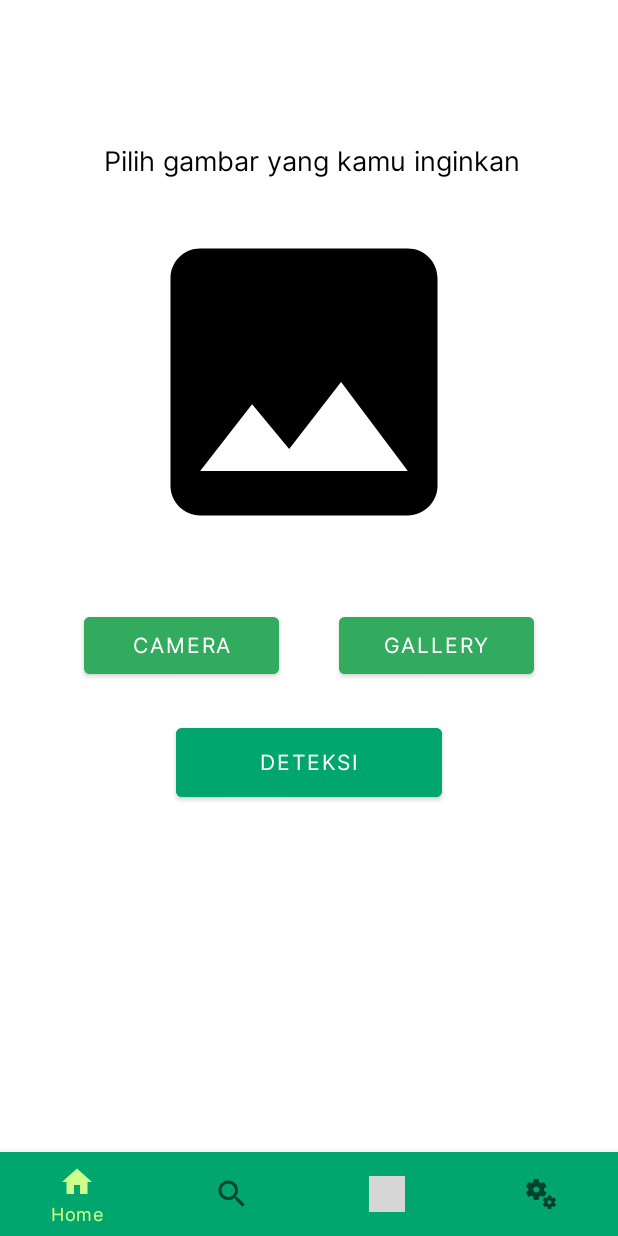
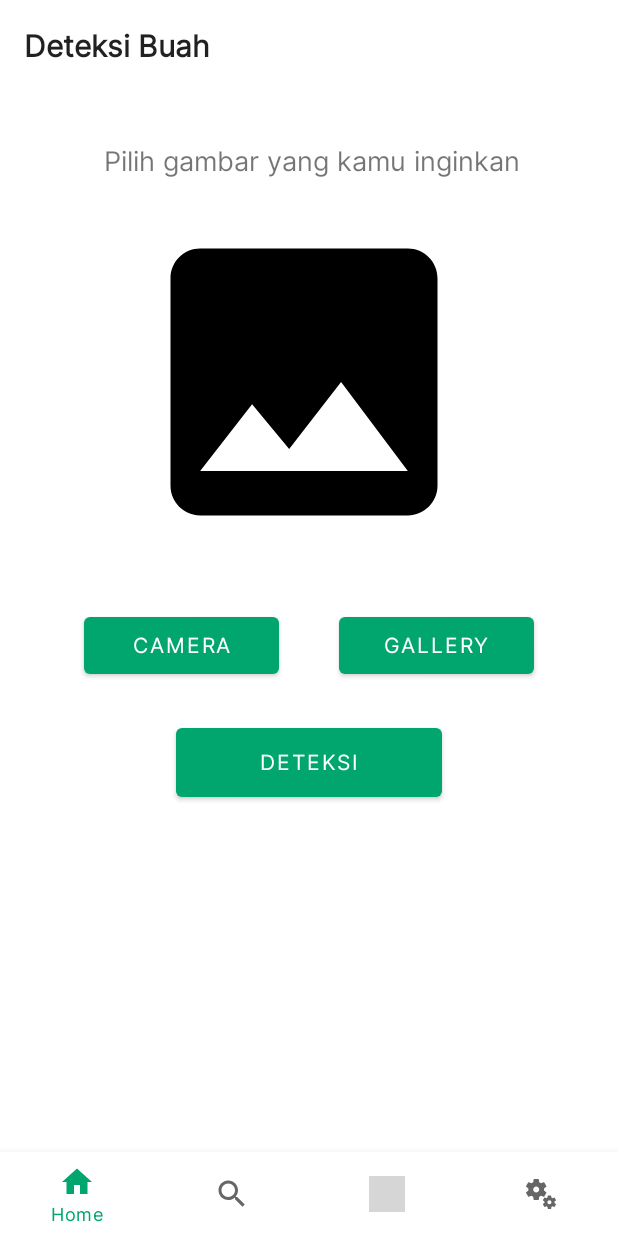
Before and after one commit to crackspace770/BerBuah1.5, an Android app: the screen it shows after launch (MainActivity), on a phone screen of 412 x 824 dp. Run offline under Robolectric (Android 15) with nearby library versions, the phone set to English and light mode, and no system bars; our stand-ins replace navigation-ui; pictures from the network do not load; grey boxes are pictures that could not be loaded.

```diff
--- a/app/src/main/res/layout/activity_main.xml
+++ b/app/src/main/res/layout/activity_main.xml
@@ -22,8 +22,8 @@
         android:id="@+id/nav_view"
         android:layout_width="0dp"
         android:layout_height="wrap_content"
-        android:background="@color/green1"
-        android:backgroundTint="@color/green1"
+        android:background="?android:attr/windowBackground"
+        android:backgroundTint="@color/black"
         app:layout_constraintBottom_toBottomOf="parent"
         app:layout_constraintLeft_toLeftOf="parent"
         app:layout_constraintRight_toRightOf="parent"
--- a/app/src/main/res/layout/fragment_home.xml
+++ b/app/src/main/res/layout/fragment_home.xml
@@ -6,25 +6,25 @@
     android:layout_height="match_parent"
     tools:context=".ui.fragments.HomeFragment">
 
-<!--    <View-->
-<!--        android:id="@+id/view"-->
-<!--        android:layout_width="match_parent"-->
-<!--        android:layout_height="?attr/actionBarSize"-->
-<!--        app:layout_constraintEnd_toEndOf="parent"-->
-<!--        app:layout_constraintStart_toStartOf="parent"-->
-<!--        app:layout_constraintTop_toTopOf="parent" />-->
+    <View
+        android:id="@+id/view"
+        android:layout_width="match_parent"
+        android:layout_height="?attr/actionBarSize"
+        app:layout_constraintEnd_toEndOf="parent"
+        app:layout_constraintStart_toStartOf="parent"
+        app:layout_constraintTop_toTopOf="parent" />
 
-<!--    <TextView-->
-<!--        android:layout_width="wrap_content"-->
-<!--        android:layout_height="wrap_content"-->
-<!--        android:layout_marginStart="16dp"-->
-<!--        android:layout_marginTop="16dp"-->
-<!--        android:text="@string/app_name"-->
-<!--        android:textColor="?android:textColorPrimary"-->
-<!--        android:textSize="20sp"-->
-<!--        android:textStyle="bold"-->
-<!--        app:layout_constraintStart_toStartOf="parent"-->
-<!--        app:layout_constraintTop_toTopOf="parent" />-->
+    <TextView
+        android:layout_width="wrap_content"
+        android:layout_height="wrap_content"
+        android:layout_marginStart="16dp"
+        android:layout_marginTop="16dp"
+        android:text="@string/fruit_detection"
+        android:textColor="?android:textColorPrimary"
+        android:textSize="20sp"
+        android:textStyle="bold"
+        app:layout_constraintStart_toStartOf="parent"
+        app:layout_constraintTop_toTopOf="parent" />
 
     <TextView
         android:id="@+id/tvPilih"
@@ -34,7 +34,6 @@
         android:layout_marginEnd="28dp"
         android:layout_marginBottom="16dp"
         android:text="@string/pilih_gambar"
-        android:textColor="@color/black"
         android:textSize="18sp"
         app:layout_constraintBottom_toTopOf="@+id/previewImage"
         app:layout_constraintEnd_toEndOf="parent"
@@ -61,7 +60,6 @@
         android:layout_marginStart="32dp"
         android:layout_marginTop="32dp"
         android:layout_marginEnd="8dp"
-        android:backgroundTint="@color/green2"
         android:text="@string/camera"
         app:layout_constraintEnd_toStartOf="@+id/btnGallery"
         app:layout_constraintStart_toStartOf="parent"
@@ -74,7 +72,6 @@
         android:layout_marginStart="8dp"
         android:layout_marginTop="32dp"
         android:layout_marginEnd="32dp"
-        android:backgroundTint="@color/green2"
         android:text="@string/gallery"
         app:layout_constraintEnd_toEndOf="parent"
         app:layout_constraintStart_toEndOf="@+id/btnCamera"
@@ -87,7 +84,6 @@
         android:layout_marginStart="32dp"
         android:layout_marginTop="24dp"
         android:layout_marginEnd="32dp"
-        android:backgroundTint="@color/green1"
         android:text="@string/deteksi"
         app:layout_constraintEnd_toEndOf="parent"
         app:layout_constraintStart_toStartOf="parent"
--- a/app/src/main/res/layout/search_item_list.xml
+++ b/app/src/main/res/layout/search_item_list.xml
@@ -9,7 +9,6 @@
     android:foreground="?android:attr/selectableItemBackground"
     card_view:cardCornerRadius="8dp"
     card_view:cardElevation="4dp"
-    card_view:cardPreventCornerOverlap="false"
     card_view:cardUseCompatPadding="true">
 
     <androidx.constraintlayout.widget.ConstraintLayout
@@ -50,6 +49,7 @@
             android:layout_width="0dp"
             android:layout_height="wrap_content"
             android:layout_marginTop="8dp"
+            android:maxLines="1"
             card_view:layout_constraintEnd_toEndOf="@+id/tv_name"
             card_view:layout_constraintStart_toStartOf="@+id/tv_name"
             card_view:layout_constraintTop_toBottomOf="@+id/tv_name"
--- a/app/src/main/res/values/strings.xml
+++ b/app/src/main/res/values/strings.xml
@@ -39,8 +39,10 @@
     <string name="image_signup">Image Signup</string>
     <string name="pilih_gambar">Pilih gambar yang kamu inginkan</string>
     <string name="input_fruit_name">Masukkan nama buah</string>
-    <string name="not_found">Nama buah yang kamu cari tidak ada</string>
+    <string name="not_found">Buah yang kamu cari tidak ada</string>
     <string name="title_activity_bottom_navigation">BottomNavigationActivity</string>
     <string name="invalid_permission">Invalid Permission</string>
+    <string name="search_fruit">Pencarian Buah</string>
+    <string name="fruit_detection">Deteksi Buah</string>
 
 </resources>
--- a/app/src/main/res/values/themes.xml
+++ b/app/src/main/res/values/themes.xml
@@ -2,7 +2,7 @@
     <!-- Base application theme. -->
     <style name="Theme.BerBuah" parent="Theme.MaterialComponents.DayNight.DarkActionBar">
         <!-- Primary brand color. -->
-        <item name="colorPrimary">@color/green3</item>
+        <item name="colorPrimary">@color/green1</item>
         <item name="colorPrimaryVariant">@color/green1</item>
         <item name="colorOnPrimary">@color/white</item>
         <!-- Secondary brand color. -->
```
Also changed, not shown: app/src/main/java/com/bangkit/berbuah/ui/fragments/SearchFragment.kt (+19 -3 lines), app/src/main/res/layout/empty_data.xml (+3 -5 lines), app/src/main/res/layout/fragment_search.xml (+19 -27 lines), app/src/main/res/font/montserrat_regular.ttf (added).
